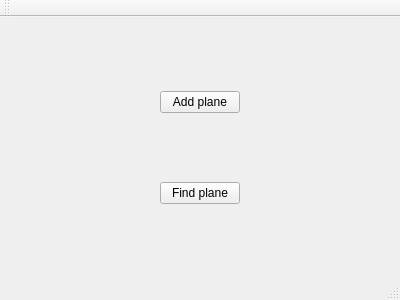
mmstratiev/AviationManagementSystem, file mainwindow.ui: the form before one commit.
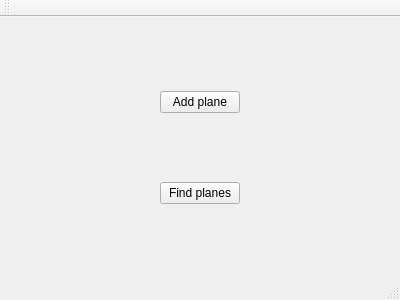
The form after the commit.

```diff
--- a/mainwindow.ui
+++ b/mainwindow.ui
@@ -25,7 +25,7 @@
     <item alignment="Qt::AlignHCenter">
      <widget class="QPushButton" name="pushButton_2">
       <property name="text">
-       <string>Find plane</string>
+       <string>Find planes</string>
       </property>
      </widget>
     </item>
```
